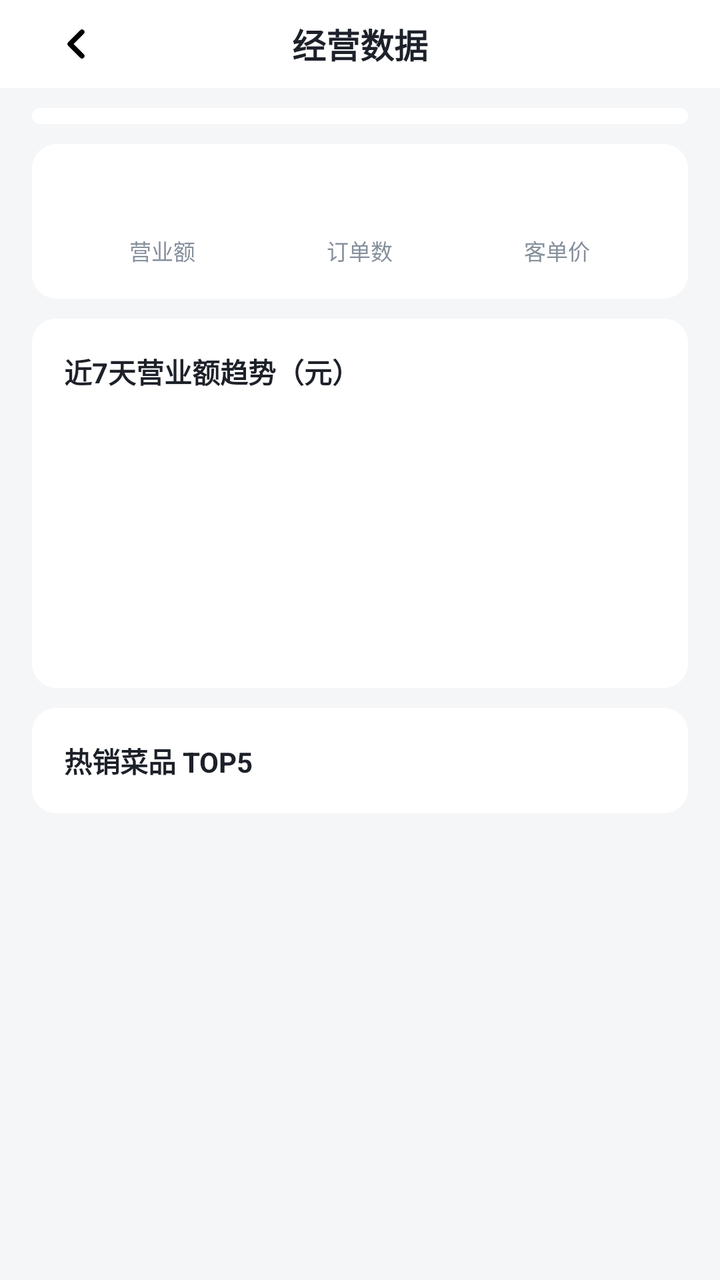
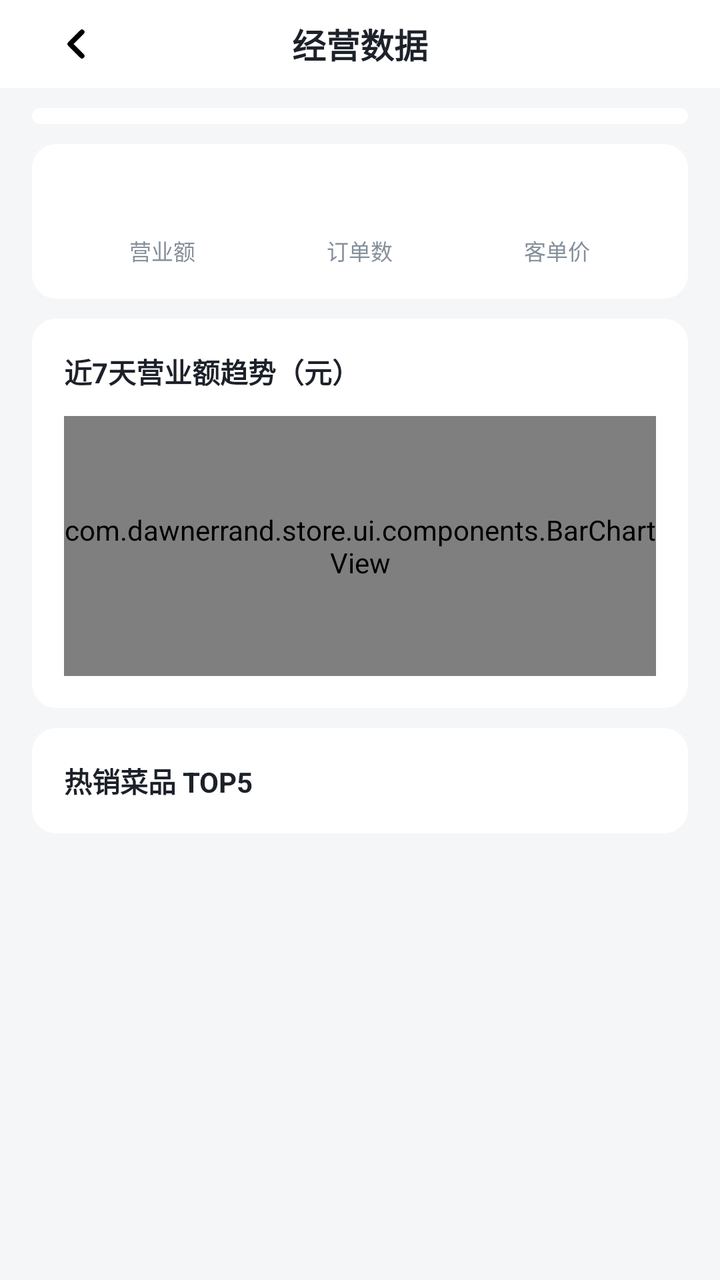

Compare the two renders of this Android layout. The source of the first and the diff that turns it into the second are given below.
<!-- AndroidManifest.xml: application theme Theme.DawnStore -->
<!-- res/layout/activity_statistics.xml -->
<?xml version="1.0" encoding="utf-8"?>
<LinearLayout xmlns:android="http://schemas.android.com/apk/res/android"
    xmlns:app="http://schemas.android.com/apk/res-auto"
    android:layout_width="match_parent"
    android:layout_height="match_parent"
    android:background="@color/bg"
    android:orientation="vertical">

    
    <FrameLayout
        android:layout_width="match_parent"
        android:layout_height="44dp"
        android:background="@color/white">

        <ImageView
            android:id="@+id/backBtn"
            android:layout_width="wrap_content"
            android:layout_height="match_parent"
            android:layout_gravity="start"
            android:layout_marginLeft="16dp"
            android:importantForAccessibility="yes"
            android:padding="10dp"
            android:src="@drawable/ic_back"
            app:tint="@color/text_primary" />

        <TextView
            android:layout_width="wrap_content"
            android:layout_height="wrap_content"
            android:layout_gravity="center"
            android:text="经营数据"
            android:textColor="@color/text_primary"
            android:textSize="17sp"
            android:textStyle="bold" />
    </FrameLayout>

    <ScrollView
        android:layout_width="match_parent"
        android:layout_height="match_parent"
        android:overScrollMode="never">

        <LinearLayout
            android:layout_width="match_parent"
            android:layout_height="wrap_content"
            android:orientation="vertical"
            android:paddingLeft="16dp"
            android:paddingRight="16dp"
            android:paddingTop="10dp">

            
            <LinearLayout
                android:id="@+id/rangeTabs"
                android:layout_width="match_parent"
                android:layout_height="wrap_content"
                android:layout_marginBottom="10dp"
                android:background="@drawable/bg_card_white"
                android:orientation="horizontal"
                android:padding="4dp" />

            
            <LinearLayout
                android:layout_width="match_parent"
                android:layout_height="wrap_content"
                android:layout_marginBottom="10dp"
                android:background="@drawable/bg_card_white"
                android:orientation="horizontal"
                android:padding="16dp">

                <LinearLayout
                    android:layout_width="0dp"
                    android:layout_height="wrap_content"
                    android:layout_weight="1"
                    android:gravity="center"
                    android:orientation="vertical">

                    <TextView
                        android:id="@+id/revenueValue"
                        android:layout_width="wrap_content"
                        android:layout_height="wrap_content"
                        android:textColor="@color/primary"
                        android:textSize="20sp"
                        android:textStyle="bold" />

                    <TextView
                        android:layout_width="wrap_content"
                        android:layout_height="wrap_content"
                        android:layout_marginTop="2dp"
                        android:text="营业额"
                        android:textColor="@color/text_tertiary"
                        android:textSize="11sp" />
                </LinearLayout>

                <LinearLayout
                    android:layout_width="0dp"
                    android:layout_height="wrap_content"
                    android:layout_weight="1"
                    android:gravity="center"
                    android:orientation="vertical">

                    <TextView
                        android:id="@+id/ordersValue"
                        android:layout_width="wrap_content"
                        android:layout_height="wrap_content"
                        android:textColor="@color/text_primary"
                        android:textSize="20sp"
                        android:textStyle="bold" />

                    <TextView
                        android:layout_width="wrap_content"
                        android:layout_height="wrap_content"
                        android:layout_marginTop="2dp"
                        android:text="订单数"
                        android:textColor="@color/text_tertiary"
                        android:textSize="11sp" />
                </LinearLayout>

                <LinearLayout
                    android:layout_width="0dp"
                    android:layout_height="wrap_content"
                    android:layout_weight="1"
                    android:gravity="center"
                    android:orientation="vertical">

                    <TextView
                        android:id="@+id/avgValue"
                        android:layout_width="wrap_content"
                        android:layout_height="wrap_content"
                        android:textColor="@color/text_primary"
                        android:textSize="20sp"
                        android:textStyle="bold" />

                    <TextView
                        android:layout_width="wrap_content"
                        android:layout_height="wrap_content"
                        android:layout_marginTop="2dp"
                        android:text="客单价"
                        android:textColor="@color/text_tertiary"
                        android:textSize="11sp" />
                </LinearLayout>
            </LinearLayout>

            
            <LinearLayout
                android:layout_width="match_parent"
                android:layout_height="wrap_content"
                android:layout_marginBottom="10dp"
                android:background="@drawable/bg_card_white"
                android:orientation="vertical"
                android:padding="16dp">

                <TextView
                    android:layout_width="wrap_content"
                    android:layout_height="wrap_content"
                    android:text="近7天营业额趋势（元）"
                    android:textColor="@color/text_primary"
                    android:textSize="14sp"
                    android:textStyle="bold" />

                <LinearLayout
                    android:id="@+id/barChart"
                    android:layout_width="match_parent"
                    android:layout_height="120dp"
                    android:layout_marginTop="12dp"
                    android:gravity="bottom"
                    android:orientation="horizontal" />
            </LinearLayout>

            
            <LinearLayout
                android:layout_width="match_parent"
                android:layout_height="wrap_content"
                android:background="@drawable/bg_card_white"
                android:orientation="vertical"
                android:padding="16dp">

                <TextView
                    android:layout_width="wrap_content"
                    android:layout_height="wrap_content"
                    android:text="热销菜品 TOP5"
                    android:textColor="@color/text_primary"
                    android:textSize="14sp"
                    android:textStyle="bold" />

                <androidx.recyclerview.widget.RecyclerView
                    android:id="@+id/rankList"
                    android:layout_width="match_parent"
                    android:layout_height="wrap_content"
                    android:nestedScrollingEnabled="false"
                    android:overScrollMode="never" />
            </LinearLayout>
        </LinearLayout>
    </ScrollView>
</LinearLayout>
<!-- resources referenced by this layout -->
<resources>
  <color name="bg">#F5F6F8</color>
  <color name="primary">#FF6B2C</color>
  <color name="text_primary">#1D2129</color>
  <color name="text_tertiary">#86909C</color>
  <color name="white">#FFFFFF</color>
  <!-- drawable bg_card_white (drawable) -->
  <?xml version="1.0" encoding="utf-8"?>
  <shape xmlns:android="http://schemas.android.com/apk/res/android">
      <solid android:color="@color/white" />
      <corners android:radius="12dp" />
  </shape>
  <!-- drawable ic_back (drawable) -->
  <?xml version="1.0" encoding="utf-8"?>
  <vector xmlns:android="http://schemas.android.com/apk/res/android"
      android:width="24dp" android:height="24dp"
      android:viewportWidth="24" android:viewportHeight="24">
      <path
          android:fillColor="@android:color/transparent"
          android:strokeColor="#FF000000"
          android:strokeWidth="2.5"
          android:strokeLineCap="round"
          android:strokeLineJoin="round"
          android:pathData="M15 18l-6-6 6-6" />
  </vector>
  <style name="Theme.DawnStore" parent="Theme.AppCompat.Light.NoActionBar">
          <item name="android:windowBackground">@color/bg</item>
          <item name="android:statusBarColor">@android:color/transparent</item>
          <item name="android:navigationBarColor">@color/white</item>
          <item name="android:windowLightStatusBar">false</item>
          <item name="colorPrimary">@color/primary</item>
          <item name="colorPrimaryDark">@color/primary_deep</item>
          <item name="colorAccent">@color/primary</item>
          <item name="android:textColorPrimary">@color/text_primary</item>
          <item name="android:textColorSecondary">@color/text_secondary</item>
      </style>
  <color name="primary_deep">#FF5A1F</color>
  <color name="text_secondary">#4E5969</color>
</resources>

<!-- the commit's change to res/layout/activity_statistics.xml (unified diff, before → after) -->
@@ -148,6 +148,7 @@
                 android:padding="16dp">
 
                 <TextView
+                    android:id="@+id/chartTitle"
                     android:layout_width="wrap_content"
                     android:layout_height="wrap_content"
                     android:text="近7天营业额趋势（元）"
@@ -155,13 +156,11 @@
                     android:textSize="14sp"
                     android:textStyle="bold" />
 
-                <LinearLayout
+                <com.dawnerrand.store.ui.components.BarChartView
                     android:id="@+id/barChart"
                     android:layout_width="match_parent"
-                    android:layout_height="120dp"
-                    android:layout_marginTop="12dp"
-                    android:gravity="bottom"
-                    android:orientation="horizontal" />
+                    android:layout_height="130dp"
+                    android:layout_marginTop="12dp" />
             </LinearLayout>
 
             
